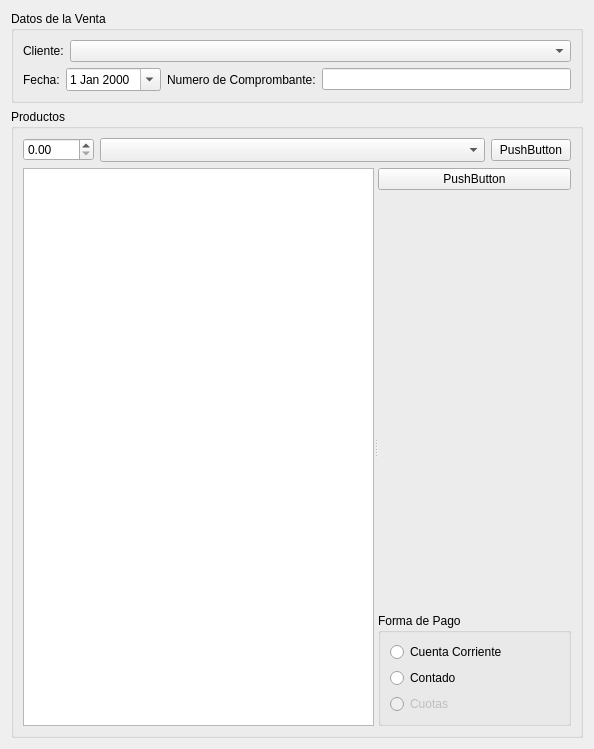
This is trunk/plugins/ventas/FormAgregarVentaBase.ui in chungote/gestotux as Qt 5 draws it before an edit. The edited form follows.
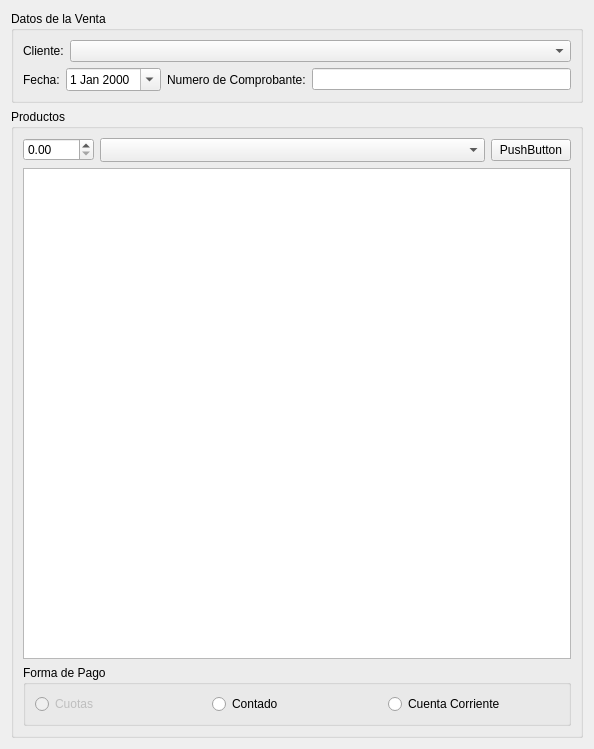
This is the edited form. Custom widgets are drawn as their Qt base class.

Commit message: - Mejorado formulario de agregar venta - Agregado cliente 0 -> Consumidor final.

```diff
--- a/trunk/plugins/ventas/FormAgregarVentaBase.ui
+++ b/trunk/plugins/ventas/FormAgregarVentaBase.ui
@@ -72,7 +72,7 @@
           <item>
            <widget class="QLabel" name="label_3">
             <property name="text">
-             <string>Numero de Comprombante:</string>
+             <string>Numero de Comprobante:</string>
             </property>
            </widget>
           </item>
@@ -139,16 +139,6 @@
        </layout>
       </item>
       <item>
-       <widget class="QSplitter" name="splitter_2">
-        <property name="sizePolicy">
-         <sizepolicy hsizetype="Expanding" vsizetype="MinimumExpanding">
-          <horstretch>0</horstretch>
-          <verstretch>0</verstretch>
-         </sizepolicy>
-        </property>
-        <property name="orientation">
-         <enum>Qt::Horizontal</enum>
-        </property>
         <widget class="QTableView" name="TVProductos">
          <property name="sizePolicy">
           <sizepolicy hsizetype="MinimumExpanding" vsizetype="MinimumExpanding">
@@ -157,51 +147,13 @@
           </sizepolicy>
          </property>
         </widget>
-        <widget class="QWidget" name="layoutWidget">
-         <layout class="QVBoxLayout" name="verticalLayout_3">
-          <item>
-           <widget class="QPushButton" name="PBEliminarProducto">
-            <property name="text">
-             <string>PushButton</string>
-            </property>
-           </widget>
-          </item>
-          <item>
-           <spacer name="verticalSpacer">
-            <property name="orientation">
-             <enum>Qt::Vertical</enum>
-            </property>
-            <property name="sizeType">
-             <enum>QSizePolicy::MinimumExpanding</enum>
-            </property>
-            <property name="sizeHint" stdset="0">
-             <size>
-              <width>20</width>
-              <height>40</height>
-             </size>
-            </property>
-           </spacer>
           </item>
           <item>
            <widget class="QGroupBox" name="GBFormaPago">
             <property name="title">
              <string>Forma de Pago</string>
             </property>
-            <layout class="QVBoxLayout" name="verticalLayout_4">
-             <item>
-              <widget class="QRadioButton" name="RBCtaCte">
-               <property name="text">
-                <string>Cuenta Corriente</string>
-               </property>
-              </widget>
-             </item>
-             <item>
-              <widget class="QRadioButton" name="RBContado">
-               <property name="text">
-                <string>Contado</string>
-               </property>
-              </widget>
-             </item>
+        <layout class="QHBoxLayout" name="horizontalLayout_4">
              <item>
               <widget class="QRadioButton" name="RBCuotas">
                <property name="enabled">
@@ -212,11 +164,21 @@
                </property>
               </widget>
              </item>
-            </layout>
-           </widget>
-          </item>
-         </layout>
-        </widget>
+         <item>
+          <widget class="QRadioButton" name="RBContado">
+           <property name="text">
+            <string>Contado</string>
+           </property>
+          </widget>
+         </item>
+         <item>
+          <widget class="QRadioButton" name="RBCtaCte">
+           <property name="text">
+            <string>Cuenta Corriente</string>
+           </property>
+          </widget>
+         </item>
+        </layout>
        </widget>
       </item>
      </layout>
```
Lines whose indentation alone changed are shown as unchanged. The commit also changes 13 other files.
